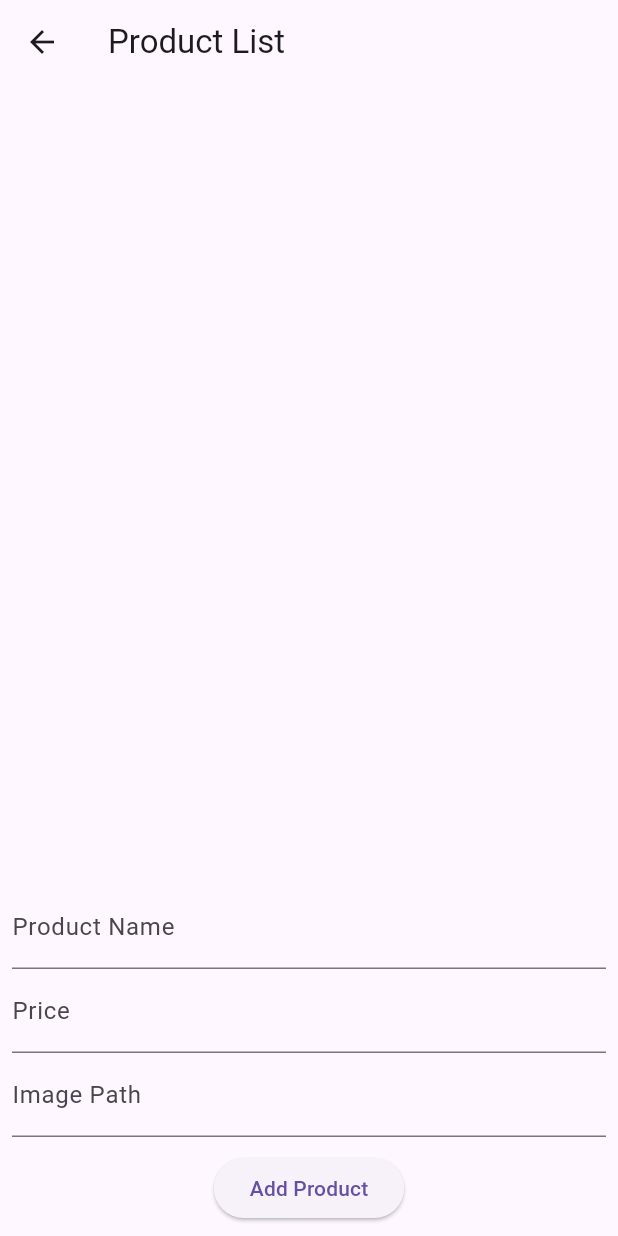
After one commit to lavfreits/donut_store_ui, a Flutter app: the ProductListPage screen opened directly, on a phone screen of 412 x 824 dp. The commit adds this screen. Run offline on Flutter 3.47's test engine with Material 3 defaults, Android fonts, the phone set to English and light mode, and no system bars; our stand-ins replace cloud_firestore, firebase_core; accounts and stored records are empty; generated files the repository leaves out were written again.

Commit message:
add firebase cloud firestore

```diff
--- a/lib/controllers/cart_model.dart
+++ b/lib/controllers/cart_model.dart
@@ -1,8 +1,6 @@
 import 'package:flutter/material.dart';
 
 import 'item_model.dart';
-
-
 
 class CartModel extends ChangeNotifier {
   final List<Item> _cartItems = [];
--- /dev/null
+++ b/lib/controllers/donut_provider.dart
@@ -0,0 +1,46 @@
+import 'package:cloud_firestore/cloud_firestore.dart';
+import 'package:flutter/material.dart';
+
+import '../donut_model.dart';
+
+class DonutProvider with ChangeNotifier {
+  final FirebaseFirestore _firestore = FirebaseFirestore.instance;
+
+  List<Donut> _favorites = [];
+
+  List<Donut> get favorites => _favorites;
+
+  Future<void> fetchFavorites() async {
+    try {
+      final snapshot = await _firestore.collection('favorites').get();
+      _favorites =
+          snapshot.docs.map((doc) => Donut.fromFirestore(doc.data())).toList();
+      notifyListeners();
+    } catch (error) {
+      print('Error fetching favorites: $error');
+    }
+  }
+
+  void saveFavorites(List<Donut> favorites) {
+    for (var donut in favorites) {
+      _firestore
+          .collection('favorites')
+          .doc(donut.name)
+          .set(donut.toFirestore());
+    }
+  }
+
+  void addFavorite(Donut donut) {
+    _favorites.add(donut);
+    _firestore.collection('favorites').doc(donut.name).set(donut.toFirestore());
+    saveFavorites(_favorites);
+    notifyListeners();
+  }
+
+  void removeFavorite(Donut donut) {
+    _favorites.removeWhere((favorite) => favorite.name == donut.name);
+    _firestore.collection('favorites').doc(donut.name).delete();
+    saveFavorites(_favorites);
+    notifyListeners();
+  }
+}
--- a/lib/controllers/item_model.dart
+++ b/lib/controllers/item_model.dart
@@ -12,4 +12,24 @@ class Item {
     required this.price,
     required this.category,
   });
+
+  factory Item.fromJson(Map<String, dynamic> json) {
+    return Item(
+      color: json['color'],
+      image: json['image'],
+      name: json['name'],
+      price: json['price'],
+      category: json['category'],
+    );
+  }
+
+  Map<String, dynamic> toJson() {
+    return {
+      'color': color,
+      'image': image,
+      'name': name,
+      'price': price,
+      'category': category,
+    };
+  }
 }
--- /dev/null
+++ b/lib/donut_model.dart
@@ -0,0 +1,32 @@
+import 'dart:ui';
+
+class Donut {
+  final String name;
+  final double price;
+  Color? color;
+  final String image;
+
+  Donut({
+    required this.name,
+    required this.price,
+    this.color,
+    required this.image,
+  });
+
+  factory Donut.fromFirestore(Map<String, dynamic> data) {
+    return Donut(
+      name: data['name'],
+      price: data['price'],
+      image: data['image'],
+    );
+  }
+
+  Map<String, dynamic> toFirestore() {
+    return {
+      'name': name,
+      'price': price,
+      'color': color?.value.toString() ?? "",
+      'image': image,
+    };
+  }
+}
--- /dev/null
+++ b/lib/pages/product_list_page.dart
@@ -0,0 +1,99 @@
+import 'package:cloud_firestore/cloud_firestore.dart';
+import 'package:flutter/material.dart';
+import 'package:uuid/uuid.dart';
+
+class ProductListPage extends StatefulWidget {
+  const ProductListPage({super.key});
+
+  @override
+  _ProductListPageState createState() => _ProductListPageState();
+}
+
+class _ProductListPageState extends State<ProductListPage> {
+  final FirebaseFirestore _firestore = FirebaseFirestore.instance;
+
+  final TextEditingController _nameController = TextEditingController();
+  final TextEditingController _priceController = TextEditingController();
+  final TextEditingController _imageController = TextEditingController();
+
+  @override
+  Widget build(BuildContext context) {
+    return Scaffold(
+      appBar: AppBar(
+        title: const Text('Product List'),
+      ),
+      body: Column(
+        children: [
+          Expanded(
+            child: StreamBuilder<QuerySnapshot>(
+              stream: _firestore.collection('products').snapshots(),
+              builder: (context, snapshot) {
+                if (!snapshot.hasData) {
+                  return const Center(child: CircularProgressIndicator());
+                }
+
+                final products = snapshot.data!.docs;
+
+                return ListView.builder(
+                  itemCount: products.length,
+                  itemBuilder: (context, index) {
+                    final product = products[index];
+                    final productData = product.data() as Map<String, dynamic>;
+                    return ListTile(
+                      leading: Image.asset(productData['image']),
+                      title: Text(productData['name']),
+                      subtitle: Text('\$${productData['price']}'),
+                    );
+                  },
+                );
+              },
+            ),
+          ),
+          Padding(
+            padding: const EdgeInsets.all(8.0),
+            child: Column(
+              children: [
+                TextField(
+                  controller: _nameController,
+                  decoration: const InputDecoration(labelText: 'Product Name'),
+                ),
+                TextField(
+                  controller: _priceController,
+                  decoration: const InputDecoration(labelText: 'Price'),
+                  keyboardType: TextInputType.number,
+                ),
+                TextField(
+                  controller: _imageController,
+                  decoration: const InputDecoration(labelText: 'Image Path'),
+                ),
+                const SizedBox(height: 10),
+                ElevatedButton(
+                  onPressed: _addProduct,
+                  child: const Text('Add Product'),
+                ),
+              ],
+            ),
+          ),
+        ],
+      ),
+    );
+  }
+
+  void _addProduct() {
+    final name = _nameController.text;
+    final price = double.tryParse(_priceController.text) ?? 0.0;
+    final image = _imageController.text;
+    final id = const Uuid().v4();
+
+    _firestore.collection('products').doc(id).set({
+      'id': id,
+      'name': name,
+      'price': price,
+      'image': image,
+    });
+
+    _nameController.clear();
+    _priceController.clear();
+    _imageController.clear();
+  }
+}
--- a/lib/utils/donut_tab.dart
+++ b/lib/utils/donut_tab.dart
@@ -1,4 +1,5 @@
 import 'package:flutter/material.dart';
+
 import '../controllers/item_model.dart';
 import 'tile.dart';
 
@@ -64,7 +65,6 @@ class DonutTab extends StatelessWidget {
               addToCartPressed(item);
             },
             icon: Icons.add,
-
           ),
         );
       },
--- a/lib/utils/tile.dart
+++ b/lib/utils/tile.dart
@@ -61,7 +61,7 @@ class _TileState extends State<Tile> {
             ),
             Padding(
               padding:
-              const EdgeInsets.symmetric(horizontal: 36.0, vertical: 16),
+                  const EdgeInsets.symmetric(horizontal: 36.0, vertical: 16),
               child: Image.asset(widget.imageName),
             ),
             Text(
--- a/pubspec.yaml
+++ b/pubspec.yaml
@@ -36,6 +36,10 @@ dependencies:
   # Use with the CupertinoIcons class for iOS style icons.
   cupertino_icons: ^1.0.2
   provider: ^6.0.5
+  cloud_firestore: ^5.0.0
+  firebase_core: ^3.0.0
+  uuid: ^4.4.0
+
 
 dev_dependencies:
   flutter_test:
```
Also changed, not shown: lib/controllers/favorites_model.dart (+0 -9 lines), lib/main.dart (+20 -3 lines), lib/pages/cart_page.dart (+15 -14 lines), lib/pages/favorites_page.dart (+43 -20 lines), lib/pages/home_page.dart (+76 -25 lines), cart.png, favorites_page.png, liking_a_item.png (deleted), products_list_page.png (added), pubspec.lock, 3 other files.
